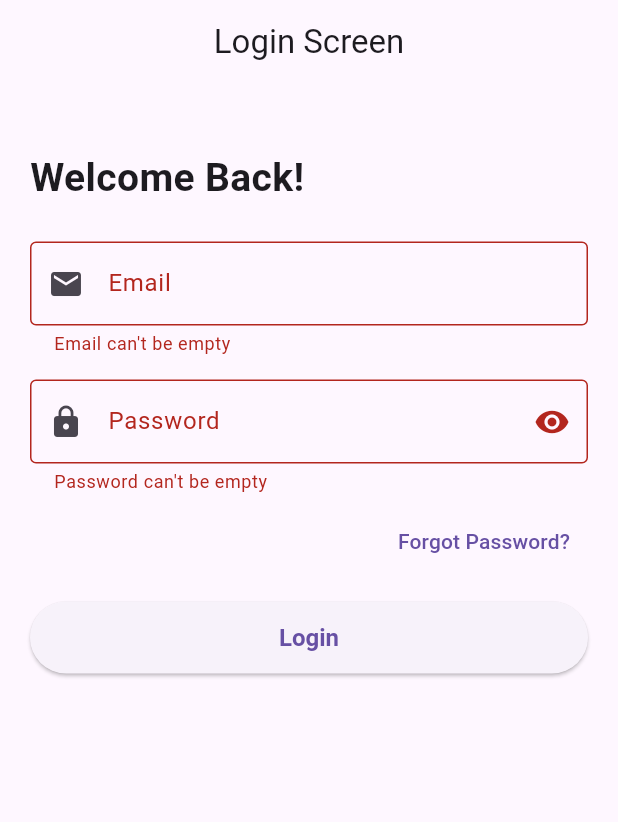
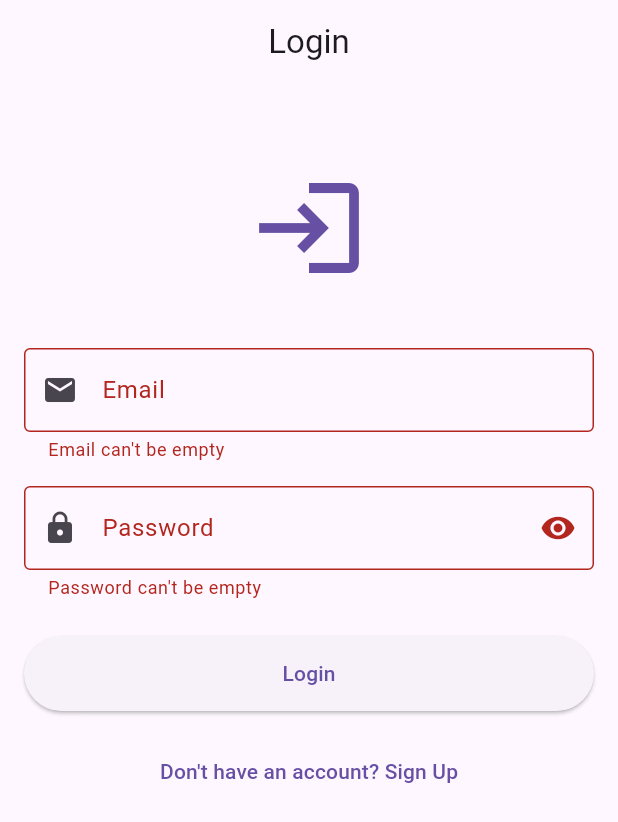
Before and after one commit to asrarehman24/todoapp, a Flutter app: the screen it shows after launch, after a tap on "Login", on a phone screen of 412 x 824 dp. Shown: the top 822 px of the screen. Run offline on Flutter 3.47's test engine with Material 3 defaults, Android fonts, the phone set to English and light mode, and no system bars; our stand-ins replace cloud_firestore, firebase_auth, firebase_core, shared_preferences; accounts and stored records are empty.

```diff
--- a/lib/main.dart
+++ b/lib/main.dart
@@ -1,7 +1,11 @@
 import 'package:flutter/material.dart';
+import 'package:firebase_core/firebase_core.dart';
+import 'firebase_options.dart';
 import 'package:todoapp/screens/login_screen.dart';
 
-void main() {
+void main() async {
+  WidgetsFlutterBinding.ensureInitialized();
+  await Firebase.initializeApp(options: DefaultFirebaseOptions.currentPlatform);
   runApp(const MyApp());
 }
 
--- a/lib/screens/login_screen.dart
+++ b/lib/screens/login_screen.dart
@@ -1,4 +1,5 @@
 import 'package:flutter/material.dart';
+import 'package:todoapp/services/firebase_service.dart';
 import 'home_screen.dart';
 
 class LoginScreen extends StatefulWidget {
@@ -12,12 +13,18 @@ class _LoginScreenState extends State<LoginScreen> {
   final _formKey = GlobalKey<FormState>();
   final TextEditingController emailController = TextEditingController();
   final TextEditingController passwordController = TextEditingController();
+  final TextEditingController nameController = TextEditingController();
+  final FirebaseService _firebaseService = FirebaseService();
+
   bool _obscure = true;
+  bool _isLogin = true;
+  bool _isLoading = false;
 
   @override
   void dispose() {
     emailController.dispose();
     passwordController.dispose();
+    nameController.dispose();
     super.dispose();
   }
 
@@ -30,53 +37,130 @@ class _LoginScreenState extends State<LoginScreen> {
 
   String? _passwordValidator(String? value) {
     if (value == null || value.isEmpty) return "Password can't be empty";
+    if (value.length < 6) return "Password must be at least 6 characters";
     return null;
   }
 
-  void _tryLogin() {
-    if (_formKey.currentState!.validate()) {
-      // If you want to pass data to HomeScreen, do it here.
-      Navigator.push(
-        context,
-        MaterialPageRoute(builder: (context) => const HomeScreen()),
-      );
+  String? _nameValidator(String? value) {
+    if (!_isLogin && (value == null || value.trim().isEmpty)) {
+      return "Name can't be empty";
     }
+    return null;
+  }
+
+  Future<void> _authenticate() async {
+    if (!_formKey.currentState!.validate()) return;
+
+    setState(() => _isLoading = true);
+
+    try {
+      if (_isLogin) {
+        // Sign in
+        await _firebaseService.signIn(
+          emailController.text.trim(),
+          passwordController.text.trim(),
+        );
+      } else {
+        // Sign up
+        print('Starting signup process...'); // Debug log
+        final userCredential = await _firebaseService.signUp(
+          emailController.text.trim(),
+          passwordController.text.trim(),
+        );
+        print('User created: ${userCredential.user?.uid}'); // Debug log
+
+        // Save user profile to Firestore
+        await _firebaseService.saveUserProfile(
+          userCredential.user!.uid,
+          nameController.text.trim(),
+          emailController.text.trim(),
+        );
+        print('Profile saved successfully'); // Debug log
+      }
+
+      // Navigate to home screen
+      if (mounted) {
+        Navigator.pushReplacement(
+          context,
+          MaterialPageRoute(builder: (context) => const HomeScreen()),
+        );
+      }
+    } catch (e) {
+      if (mounted) {
+        ScaffoldMessenger.of(
+          context,
+        ).showSnackBar(SnackBar(content: Text(e.toString())));
+      }
+    } finally {
+      if (mounted) {
+        setState(() => _isLoading = false);
+      }
+    }
+  }
+
+  void _toggleMode() {
+    setState(() {
+      _isLogin = !_isLogin;
+      _formKey.currentState?.reset();
+    });
   }
 
   @override
   Widget build(BuildContext context) {
     return Scaffold(
-      appBar: AppBar(title: const Text("Login Screen"), centerTitle: true),
+      appBar: AppBar(
+        title: Text(_isLogin ? "Login" : "Sign Up"),
+        centerTitle: true,
+      ),
       body: SingleChildScrollView(
-        padding: const EdgeInsets.all(20.0),
+        padding: const EdgeInsets.all(16),
         child: Form(
           key: _formKey,
           child: Column(
-            crossAxisAlignment: CrossAxisAlignment.stretch,
+            mainAxisAlignment: MainAxisAlignment.center,
             children: [
-              const SizedBox(height: 24),
-              const Text(
-                "Welcome Back!",
-                style: TextStyle(fontSize: 26, fontWeight: FontWeight.bold),
-                textAlign: TextAlign.left,
+              const SizedBox(height: 40),
+              Icon(
+                _isLogin ? Icons.login : Icons.person_add,
+                size: 80,
+                color: Theme.of(context).primaryColor,
               ),
-              const SizedBox(height: 24),
+              const SizedBox(height: 40),
+
+              // Name field (only for signup)
+              if (!_isLogin) ...[
+                TextFormField(
+                  controller: nameController,
+                  decoration: const InputDecoration(
+                    labelText: 'Full Name',
+                    border: OutlineInputBorder(),
+                    prefixIcon: Icon(Icons.person),
+                  ),
+                  validator: _nameValidator,
+                  textInputAction: TextInputAction.next,
+                ),
+                const SizedBox(height: 16),
+              ],
+
+              // Email field
               TextFormField(
                 controller: emailController,
-                keyboardType: TextInputType.emailAddress,
                 decoration: const InputDecoration(
-                  labelText: "Email",
+                  labelText: 'Email',
                   border: OutlineInputBorder(),
                   prefixIcon: Icon(Icons.email),
                 ),
+                keyboardType: TextInputType.emailAddress,
                 validator: _emailValidator,
+                textInputAction: TextInputAction.next,
               ),
               const SizedBox(height: 16),
+
+              // Password field
               TextFormField(
                 controller: passwordController,
-                obscureText: _obscure,
                 decoration: InputDecoration(
-                  labelText: "Password",
+                  labelText: 'Password',
                   border: const OutlineInputBorder(),
                   prefixIcon: const Icon(Icons.lock),
                   suffixIcon: IconButton(
@@ -86,33 +170,33 @@ class _LoginScreenState extends State<LoginScreen> {
                     onPressed: () => setState(() => _obscure = !_obscure),
                   ),
                 ),
+                obscureText: _obscure,
                 validator: _passwordValidator,
+                textInputAction: TextInputAction.done,
+                onFieldSubmitted: (_) => _authenticate(),
               ),
-              const SizedBox(height: 8),
-              Align(
-                alignment: Alignment.centerRight,
-                child: TextButton(
-                  onPressed: () {
-                    // handle forgot password
-                    ScaffoldMessenger.of(context).showSnackBar(
-                      const SnackBar(content: Text("Forgot password tapped")),
-                    );
-                  },
-                  child: const Text("Forgot Password?"),
+              const SizedBox(height: 24),
+
+              // Submit button
+              SizedBox(
+                width: double.infinity,
+                height: 50,
+                child: ElevatedButton(
+                  onPressed: _isLoading ? null : _authenticate,
+                  child: _isLoading
+                      ? const CircularProgressIndicator()
+                      : Text(_isLogin ? 'Login' : 'Sign Up'),
                 ),
               ),
               const SizedBox(height: 16),
-              SizedBox(
-                height: 48,
-                child: ElevatedButton(
-                  onPressed: _tryLogin,
-                  style: ElevatedButton.styleFrom(
-                    textStyle: const TextStyle(
-                      fontSize: 16,
-                      fontWeight: FontWeight.bold,
-                    ),
-                  ),
-                  child: const Text("Login"),
+
+              // Toggle between login and signup
+              TextButton(
+                onPressed: _toggleMode,
+                child: Text(
+                  _isLogin
+                      ? "Don't have an account? Sign Up"
+                      : "Already have an account? Login",
                 ),
               ),
             ],
--- a/pubspec.yaml
+++ b/pubspec.yaml
@@ -32,6 +32,9 @@ dependencies:
     sdk: flutter
   shared_preferences: ^2.1.1
   http: ^1.2.1
+  firebase_core: ^3.15.2
+  firebase_auth: ^5.3.1
+  cloud_firestore: ^5.4.4
 
   # The following adds the Cupertino Icons font to your application.
   # Use with the CupertinoIcons class for iOS style icons.
```
Also changed, not shown: lib/screens/user_profile_screen.dart (+117 -39 lines), lib/services/firebase_service.dart (added, +103 -0 lines), firebase.json (added), lib/firebase_options.dart (added), pubspec.lock, 8 other files.
